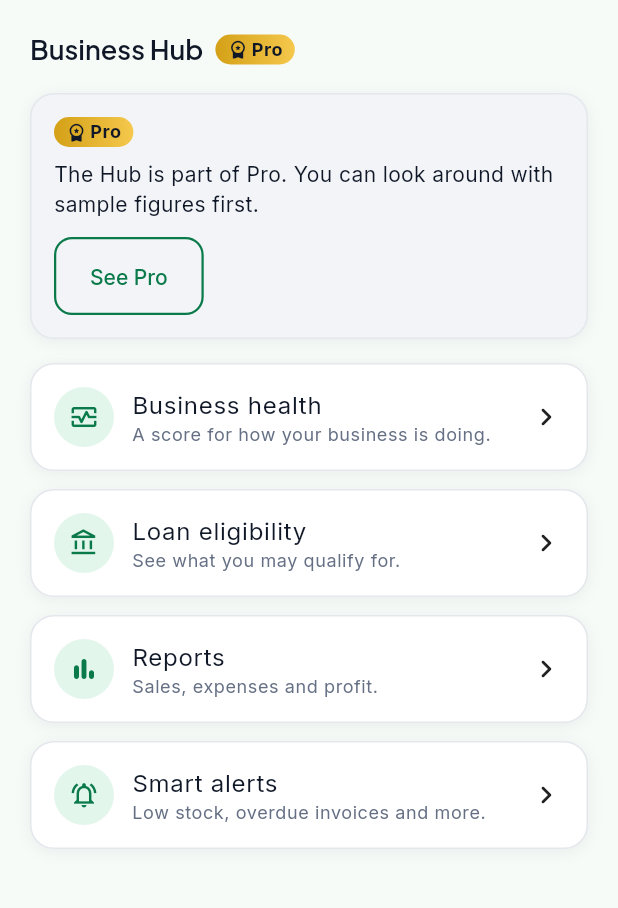
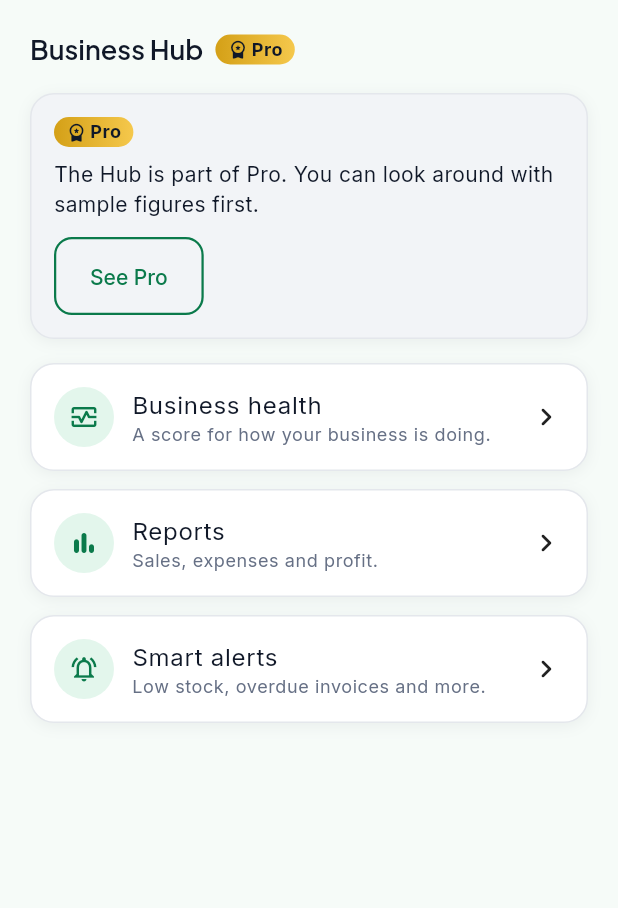
Before and after one commit to Victory-n/uruvia-2.0, a Flutter app: the HubScreen screen opened by its route, on a phone screen of 412 x 824 dp, the part 84-992 px from its top. Run offline on Flutter 3.47's test engine with Material 3 defaults, Android fonts, the phone set to English and light mode, and no system bars; our stand-ins replace connectivity_plus, flutter_riverpod, flutter_secure_storage, go_router, google_fonts, google_sign_in and 6 more; accounts and stored records are empty; network calls fail.

Commit message:
Hide loan eligibility tile from Business Hub
Co-Authored-By: Claude Sonnet 5.5 <noreply@anthropic.com>
Claude-Session: https://claude.ai/code/session_01CniUjaXwLdJQkNiH2jahz4

```diff
--- a/lib/features/hub/presentation/hub_screen.dart
+++ b/lib/features/hub/presentation/hub_screen.dart
@@ -22,7 +22,7 @@ class HubScreen extends ConsumerWidget {
 
     final tiles = [
       (Icons.monitor_heart_outlined, 'Business health', 'A score for how your business is doing.', AppRoutes.health, true),
-      (Icons.account_balance_outlined, 'Loan eligibility', 'See what you may qualify for.', AppRoutes.healthLoan, true),
+      // Loan eligibility is hidden until lender terms and Play/Apple lending approvals are in place.
       (Icons.bar_chart_rounded, 'Reports', 'Sales, expenses and profit.', AppRoutes.reports, false),
       (Icons.notifications_active_outlined, 'Smart alerts', 'Low stock, overdue invoices and more.', AppRoutes.notifications, false),
     ];
```
